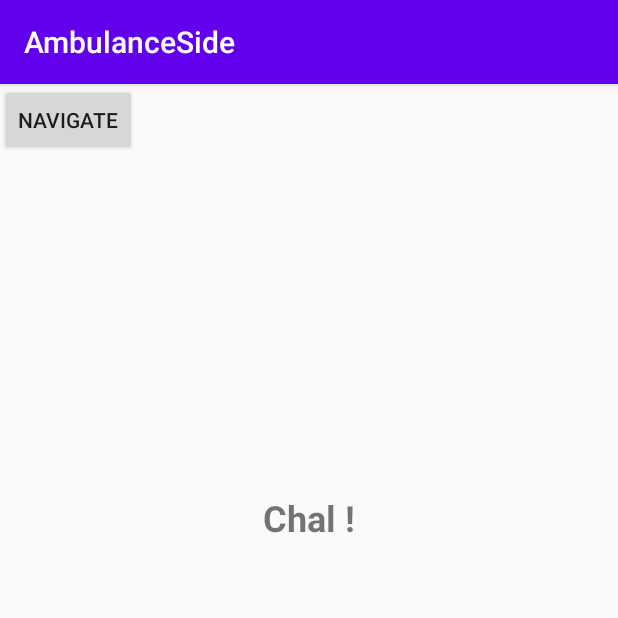
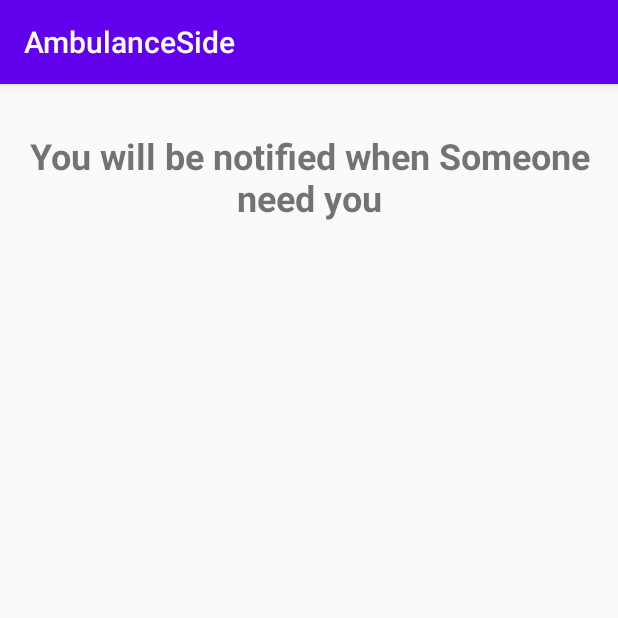
Before and after one commit to TheBakCodes/AmbulanceSide, an Android app: the MainActivity screen opened directly, with no data from a screen before it, on a phone screen of 412 x 824 dp, the top half of it. Run offline under Robolectric (Android 15) with nearby library versions, the phone set to English and light mode, and no system bars; our stand-ins replace Firebase (no records; nobody signed in at launch, a user with empty details on screens opened directly).

Commit message:
Salil commit 2

```diff
--- a/app/src/main/AndroidManifest.xml
+++ b/app/src/main/AndroidManifest.xml
@@ -7,6 +7,7 @@
     <uses-permission android:name="android.permission.INTERNET" />
     <uses-permission android:name="android.permission.FOREGROUND_SERVICE"/>
     <uses-permission android:name="android.permission.SYSTEM_ALERT_WINDOW"/>
+    <uses-permission android:name="android.permission.WRITE_EXTERNAL_STORAGE"></uses-permission>
     <application
         android:allowBackup="true"
         android:icon="@mipmap/ic_launcher"
@@ -31,12 +32,7 @@
             android:exported="true" />
 
         <activity android:name=".MainActivity">
-            <intent-filter>
-                <action android:name="android.intent.action.MAIN" />
-
-                <category android:name="android.intent.category.LAUNCHER" />
-            </intent-filter>
-        </activity>
+            </activity>
     </application>
 
 </manifest>
--- a/app/src/main/java/com/example/ambulanceside/FillDetails.java
+++ b/app/src/main/java/com/example/ambulanceside/FillDetails.java
@@ -155,7 +155,7 @@ EditText etname,etage;
                             latw+=latans[i]+",";
                             lonw+=lonans[i]+",";
                         }
-                        dnw+=user.getDisplayName()+",";
+                        dnw+=etname.getText().toString()+",";
                         duw+=user.getUid()+",";
                         latw+=latitude+",";
                         lonw+=longitude+",";
--- a/app/src/main/java/com/example/ambulanceside/MainActivity.java
+++ b/app/src/main/java/com/example/ambulanceside/MainActivity.java
@@ -1,18 +1,23 @@
 package com.example.ambulanceside;
 
 import androidx.appcompat.app.AppCompatActivity;
+import androidx.constraintlayout.widget.ConstraintLayout;
 
 import android.content.ActivityNotFoundException;
 import android.content.Context;
 import android.content.Intent;
 import android.content.SharedPreferences;
+import android.graphics.Color;
 import android.media.MediaPlayer;
 import android.net.Uri;
 import android.os.Bundle;
 import android.view.View;
 import android.widget.Button;
+import android.widget.TextView;
 import android.widget.Toast;
 
+import com.google.firebase.auth.FirebaseAuth;
+import com.google.firebase.auth.FirebaseUser;
 import com.google.firebase.database.DatabaseReference;
 import com.google.firebase.database.FirebaseDatabase;
 
@@ -26,21 +31,59 @@ public class MainActivity extends AppCompatActivity {
     Button navigateButton;
     String destinationLatitude = "20.9350° ";    //IGIT,Sarang
     String destinationLongitude="85.2633° ";
-
+    String PAge="",PName="",PBloodGr="",PRelMob1="";
+    TextView initialtv;
+    ConstraintLayout layout ;
+    TextView secondtv;
+    TextView nametv;
+    FirebaseAuth mAuth;
+    FirebaseUser user;
     @Override
     protected void onCreate(Bundle savedInstanceState) {
         super.onCreate(savedInstanceState);
         setContentView(R.layout.activity_main);
         System.out.println("MainActivty aa gaya");
+        mediaPlayer =MediaPlayer.create(this, R.raw.siren);
+        mediaPlayer.setLooping(true);
+        mAuth = FirebaseAuth.getInstance();
+        user = mAuth.getCurrentUser();
+        myRef= database.getReference("Ambulances/"+user.getUid()+"/AccCheck");
+        initialtv =(TextView)findViewById(R.id.initialtv);
+        secondtv =(TextView)findViewById(R.id.tv2);
+        nametv =(TextView)findViewById(R.id.nametv);
+        navigateButton= (Button)findViewById(R.id.NavigateButton);
+        navigateButton.setVisibility(View.GONE);
+        secondtv.setVisibility(View.GONE);
+        nametv.setVisibility(View.GONE);
         sharedpreferences = getSharedPreferences("Ambulance", Context.MODE_PRIVATE);
+        PAge=sharedpreferences.getString("PAge", "0");
+        PName=sharedpreferences.getString("PName", "0");
+        PBloodGr=sharedpreferences.getString("PBloodGr", "0");
+        PRelMob1=sharedpreferences.getString("PRelMob1", "0");
+        navigateButton.setOnClickListener(new View.OnClickListener() {
+            @Override
+            public void onClick(View v) {
+
+
+                sendIntnt();
+            }
+        });
         if(sharedpreferences.getString("AccCheck", "0").equals("1")) {
             destinationLatitude=sharedpreferences.getString("PLat", "0");
             destinationLongitude=sharedpreferences.getString("PLon", "0");
             SharedPreferences.Editor editor = sharedpreferences.edit();
 
-            editor.putInt("AccCheck", 0);
+            editor.putString("AccCheck", "0");
             editor.commit();
-            sendIntnt();
+            myRef.setValue("0");
+
+            mediaPlayer.start();
+            navigateButton.setVisibility(View.VISIBLE);
+            initialtv.setVisibility(View.GONE);
+            nametv.setText(PName+" needs your help");
+            nametv.setVisibility(View.VISIBLE);
+            secondtv.setVisibility(View.VISIBLE);
+           // layout.setBackgroundColor(Color.parseColor("#FB0000"));
 
         }
         startService(new Intent(this, MyService.class));
@@ -88,13 +131,18 @@ public class MainActivity extends AppCompatActivity {
     protected void onDestroy() {
         super.onDestroy();
         stopService(new Intent(this, MyService.class));
-        // if(mediaPlayer!=null)
-        //  mediaPlayer.stop();
+       /* if(mediaPlayer!=null) {
+            mediaPlayer.stop();
+            mediaPlayer.release();
+        }*/
     }
 
 
     public void sendIntnt()
     {
+        finish();
+        mediaPlayer.stop();
+        mediaPlayer.release();
 
         String uri = "http://maps.google.com/maps?daddr=" + destinationLatitude + "," + destinationLongitude;
         Toast.makeText(this, "Google Map Kholuchi", Toast.LENGTH_LONG).show();
--- a/app/src/main/res/layout/activity_main.xml
+++ b/app/src/main/res/layout/activity_main.xml
@@ -7,23 +7,62 @@
     tools:context=".MainActivity">
 
     <TextView
+        android:id="@+id/initialtv"
         android:layout_width="wrap_content"
         android:layout_height="wrap_content"
-        android:text="Chal !"
+        android:text="You will be notified when Someone need you"
+        android:textAlignment="center"
         android:textSize="24sp"
         android:textStyle="bold"
         app:layout_constraintBottom_toBottomOf="parent"
+        app:layout_constraintHorizontal_bias="0.0"
         app:layout_constraintLeft_toLeftOf="parent"
         app:layout_constraintRight_toRightOf="parent"
         app:layout_constraintTop_toTopOf="parent"
-        app:layout_constraintVertical_bias="0.371" />
+        app:layout_constraintVertical_bias="0.044" />
 
     <Button
         android:id="@+id/NavigateButton"
         android:layout_width="wrap_content"
         android:layout_height="wrap_content"
+        android:layout_marginBottom="79dp"
         android:text="Navigate"
-        tools:layout_editor_absoluteX="157dp"
-        tools:layout_editor_absoluteY="604dp" />
+        app:layout_constraintBottom_toBottomOf="parent"
+        app:layout_constraintEnd_toEndOf="parent"
+        app:layout_constraintHorizontal_bias="0.498"
+        app:layout_constraintStart_toStartOf="parent"
+        app:layout_constraintTop_toBottomOf="@+id/tv2"
+        app:layout_constraintVertical_bias="1.0" />
 
+    <TextView
+        android:id="@+id/tv2"
+        android:layout_width="322dp"
+        android:layout_height="201dp"
+        android:text='Accident detected. Please Click the "Navigate" Button to get directions to accident location'
+        android:textAlignment="center"
+        android:textColor="#434242"
+        android:textSize="30sp"
+        android:textStyle="bold"
+        app:layout_constraintBottom_toBottomOf="parent"
+        app:layout_constraintEnd_toEndOf="parent"
+        app:layout_constraintStart_toStartOf="parent"
+        app:layout_constraintTop_toBottomOf="@+id/nametv"
+        app:layout_constraintVertical_bias="0.222" />
+
+    <TextView
+        android:id="@+id/nametv"
+        android:layout_width="296dp"
+        android:layout_height="73dp"
+        android:text="'Default name' needs your help"
+        android:textAlignment="center"
+        android:textAllCaps="true"
+        android:textColor="#000000"
+        android:textSize="25dp"
+        android:textStyle="bold"
+        app:layout_constraintBottom_toBottomOf="parent"
+        app:layout_constraintEnd_toEndOf="parent"
+        app:layout_constraintHorizontal_bias="0.495"
+        app:layout_constraintStart_toStartOf="parent"
+        app:layout_constraintTop_toBottomOf="@+id/initialtv"
+        app:layout_constraintVertical_bias="0.139" />
 </androidx.constraintlayout.widget.ConstraintLayout>
```
Also changed, not shown: 1 other file.
